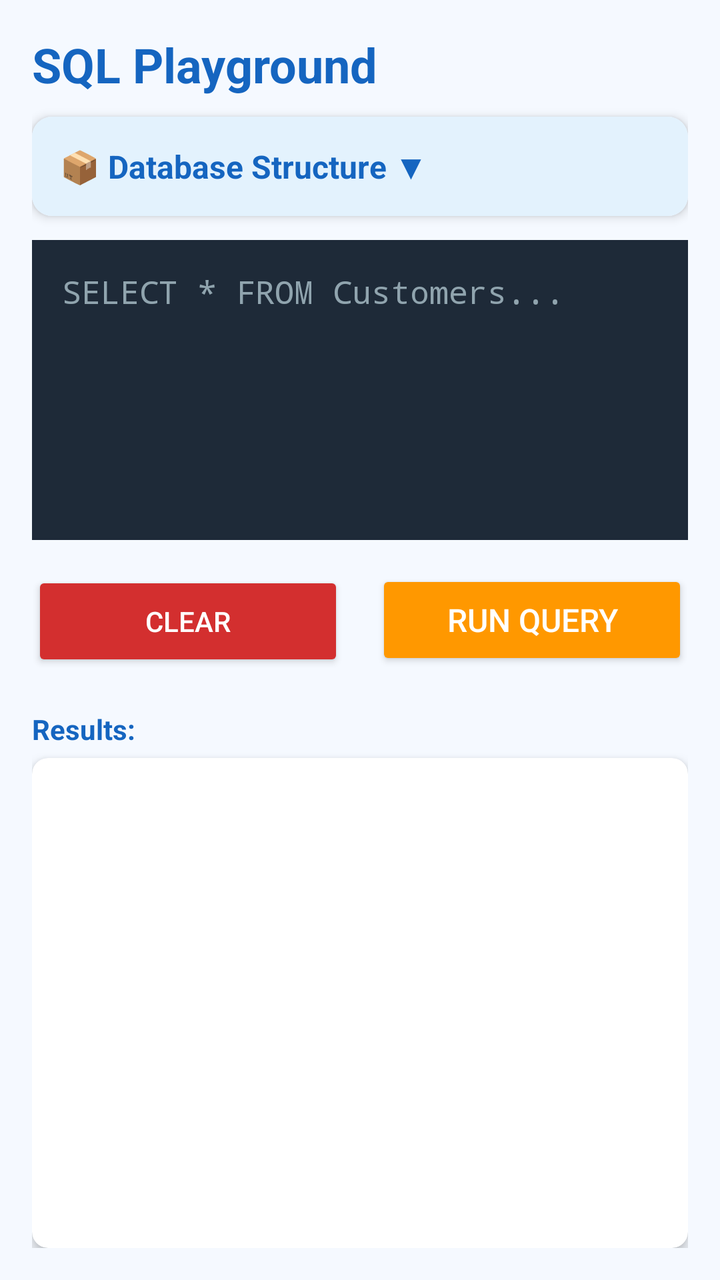
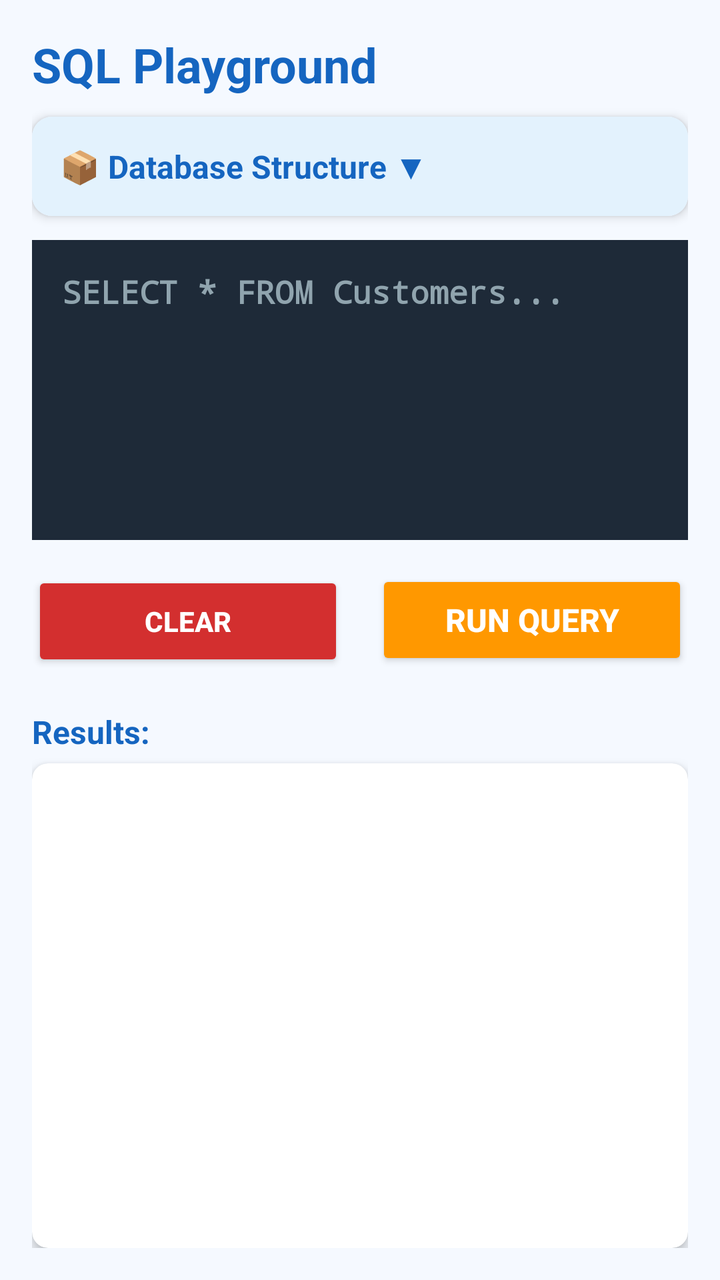

An Android layout rendered at two revisions. The XML below is the earlier revision; the diff shows what the commit changed to produce the second picture.
<!-- AndroidManifest.xml: application theme Theme.AppCompat.Light.NoActionBar -->
<!-- res/layout/activity_playground.xml -->
<?xml version="1.0" encoding="utf-8"?>
<LinearLayout
    xmlns:android="http://schemas.android.com/apk/res/android"
    xmlns:app="http://schemas.android.com/apk/res-auto"
    xmlns:tools="http://schemas.android.com/tools"
    android:layout_width="match_parent"
    android:layout_height="match_parent"
    android:orientation="vertical"
    android:background="#F5F9FF"
    android:fitsSystemWindows="true"
    android:padding="16dp">

    <LinearLayout
        android:layout_width="match_parent"
        android:layout_height="wrap_content"
        android:orientation="vertical">

        <TextView
            android:layout_width="match_parent"
            android:layout_height="wrap_content"
            android:text="SQL Playground"
            android:textSize="24sp"
            android:textStyle="bold"
            android:textColor="#1565C0"
            android:layout_marginBottom="10dp"/>

        <androidx.cardview.widget.CardView
            android:layout_width="match_parent"
            android:layout_height="wrap_content"
            android:layout_marginBottom="12dp"
            app:cardCornerRadius="10dp"
            app:cardElevation="3dp">

            <LinearLayout
                android:layout_width="match_parent"
                android:layout_height="wrap_content"
                android:orientation="vertical">

                <TextView
                    android:id="@+id/tvDbTitle"
                    android:layout_width="match_parent"
                    android:layout_height="wrap_content"
                    android:text="📦 Database Structure ▼"
                    android:textStyle="bold"
                    android:textSize="16sp"
                    android:textColor="#1565C0"
                    android:padding="14dp"
                    android:background="#E3F2FD"/>

                <TextView
                    android:id="@+id/tvDbStructure"
                    android:layout_width="match_parent"
                    android:layout_height="wrap_content"
                    android:padding="12dp"
                    android:fontFamily="monospace"
                    android:textSize="14sp"
                    android:textColor="#37474F"
                    android:lineSpacingExtra="4dp"
                    android:visibility="gone"/>
            </LinearLayout>
        </androidx.cardview.widget.CardView>

        <EditText
            android:id="@+id/etQuery"
            android:layout_width="match_parent"
            android:layout_height="150dp"
            android:background="#1E2A38"
            android:textColor="#FFFFFF"
            android:textColorHint="#90A4AE"
            android:fontFamily="monospace"
            android:gravity="top|start"
            android:hint="SELECT * FROM Customers..."
            android:padding="15dp"
            android:textSize="16sp"
            android:inputType="textMultiLine"
            android:importantForAccessibility="yes"/>

        <LinearLayout
            android:layout_width="match_parent"
            android:layout_height="wrap_content"
            android:orientation="horizontal"
            android:layout_marginTop="15dp"
            android:weightSum="2">

            <Button
                android:id="@+id/btnClear"
                android:layout_width="0dp"
                android:layout_height="wrap_content"
                android:layout_weight="1"
                android:text="CLEAR"
                android:textColor="#FFFFFF"
                android:backgroundTint="#D32F2F"
                android:layout_marginEnd="8dp"
                android:minHeight="50dp"/>

            <Button
                android:id="@+id/btnRun"
                android:layout_width="0dp"
                android:layout_height="wrap_content"
                android:layout_weight="1"
                android:text="RUN QUERY"
                android:textSize="16sp"
                android:textColor="#FFFFFF"
                android:backgroundTint="#FF9800"
                android:layout_marginStart="8dp"
                android:minHeight="50dp"/>
        </LinearLayout>

        <TextView
            android:layout_width="match_parent"
            android:layout_height="wrap_content"
            android:text="Results:"
            android:textStyle="bold"
            android:textColor="#1565C0"
            android:layout_marginTop="20dp"
            android:layout_marginBottom="5dp"/>

    </LinearLayout>

    <androidx.cardview.widget.CardView
        android:layout_width="match_parent"
        android:layout_height="0dp"
        android:layout_weight="1"
        app:cardCornerRadius="8dp"
        app:cardElevation="4dp"
        app:cardBackgroundColor="#FFFFFF">

        <HorizontalScrollView
            android:layout_width="match_parent"
            android:layout_height="match_parent"
            android:fillViewport="true">

            <ScrollView
                android:layout_width="wrap_content"
                android:layout_height="match_parent"
                android:fillViewport="true">

                <TableLayout
                    android:id="@+id/tableResult"
                    android:layout_width="wrap_content"
                    android:layout_height="wrap_content"
                    android:paddingBottom="10dp"/>

            </ScrollView>
        </HorizontalScrollView>
    </androidx.cardview.widget.CardView>

</LinearLayout>
<!-- resources referenced by this layout -->
<resources>

</resources>

<!-- the commit's change to res/layout/activity_playground.xml (unified diff, before → after) -->
@@ -70,6 +70,7 @@
             android:fontFamily="monospace"
             android:gravity="top|start"
             android:hint="SELECT * FROM Customers..."
+            android:textStyle="bold"
             android:padding="15dp"
             android:textSize="16sp"
             android:inputType="textMultiLine"
@@ -88,6 +89,7 @@
                 android:layout_height="wrap_content"
                 android:layout_weight="1"
                 android:text="CLEAR"
+                android:textStyle="bold"
                 android:textColor="#FFFFFF"
                 android:backgroundTint="#D32F2F"
                 android:layout_marginEnd="8dp"
@@ -99,6 +101,7 @@
                 android:layout_height="wrap_content"
                 android:layout_weight="1"
                 android:text="RUN QUERY"
+                android:textStyle="bold"
                 android:textSize="16sp"
                 android:textColor="#FFFFFF"
                 android:backgroundTint="#FF9800"
@@ -110,6 +113,7 @@
             android:layout_width="match_parent"
             android:layout_height="wrap_content"
             android:text="Results:"
+            android:textSize="16sp"
             android:textStyle="bold"
             android:textColor="#1565C0"
             android:layout_marginTop="20dp"
